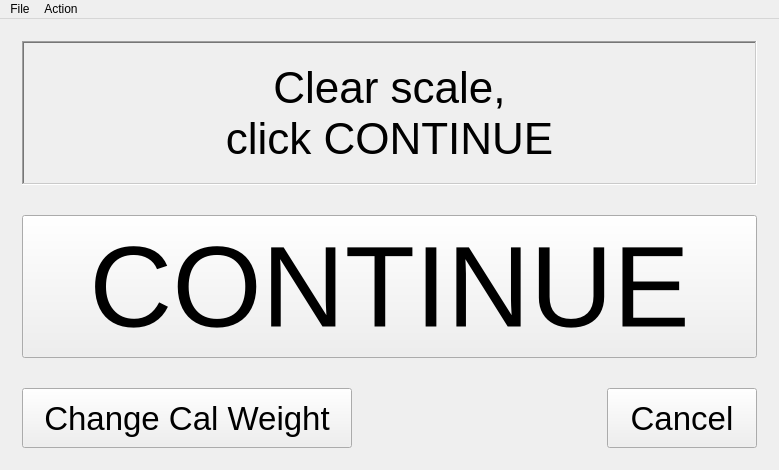
stcote/FoodPantry, file MainWindow.ui: the form before one commit.
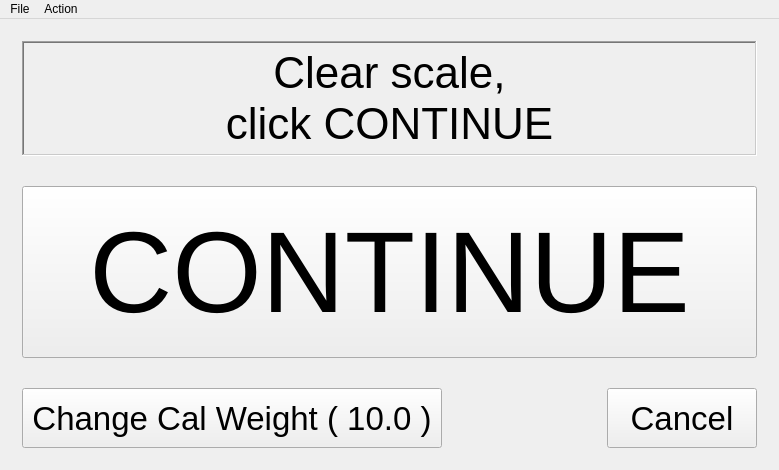
The form after the commit. The open tabs and pages were chosen to show the change. Custom widgets are drawn as their Qt base class.

Commit message: cal display

Patch:
```diff
--- a/MainWindow.ui
+++ b/MainWindow.ui
@@ -1355,7 +1355,7 @@
        </layout>
       </widget>
       <widget class="QWidget" name="calibratePage">
-       <layout class="QVBoxLayout" name="verticalLayout_7" stretch="2,2,1">
+       <layout class="QVBoxLayout" name="verticalLayout_7" stretch="2,3,1">
         <property name="spacing">
          <number>30</number>
         </property>
@@ -1404,14 +1404,14 @@
           <item>
            <widget class="QPushButton" name="changeCalBtn">
             <property name="sizePolicy">
-             <sizepolicy hsizetype="Fixed" vsizetype="Fixed">
+             <sizepolicy hsizetype="Fixed" vsizetype="Preferred">
               <horstretch>0</horstretch>
               <verstretch>0</verstretch>
              </sizepolicy>
             </property>
             <property name="minimumSize">
              <size>
-              <width>330</width>
+              <width>420</width>
               <height>60</height>
              </size>
             </property>
@@ -1427,7 +1427,7 @@
              </font>
             </property>
             <property name="text">
-             <string>Change Cal Weight</string>
+             <string>Change Cal Weight ( 10.0 )</string>
             </property>
            </widget>
           </item>
```
Left out of the diff: 4 changed lines with no effect on the pictures. The commit also changes 2 other files.
